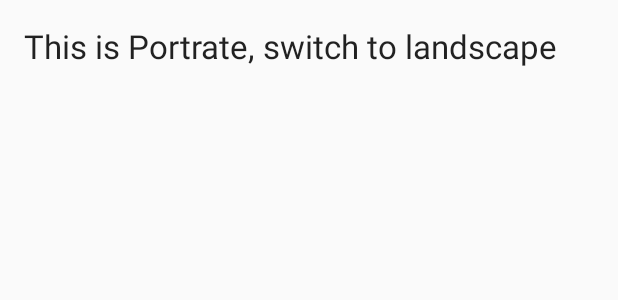
After one commit to maheshsp123/Practice2016_17, an Android app: the layout activity_fragment_demo.xml on its own in the app's theme, with its tools: preview values and no code run, on a phone screen of 412 x 824 dp. The commit adds this screen. Shown: the top 300 px of the screen. Run offline under Robolectric (Android 15) with nearby library versions, the phone set to English and light mode, and no system bars.

Commit message:
commit 23sep2017 college

```diff
--- a/app/build.gradle
+++ b/app/build.gradle
@@ -24,4 +24,5 @@ dependencies {
     testCompile 'junit:junit:4.12'
     compile 'com.android.support:appcompat-v7:23.4.0'
     compile 'com.android.support:design:23.4.0'
+    compile 'com.android.support:support-v4:23.4.0'
 }
--- a/app/src/main/AndroidManifest.xml
+++ b/app/src/main/AndroidManifest.xml
@@ -27,6 +27,7 @@
         <activity android:name=".httpRequestActivity" />
         <activity android:name=".SettingsActivity" />
         <activity android:name=".ReadPreferenceActivity" />
+        <activity android:name=".FragmentDemoActivity"></activity>
     </application>
 
 </manifest>
--- a/app/src/main/java/bvb/android/example/com/practice2016_17/httpRequestActivity.java
+++ b/app/src/main/java/bvb/android/example/com/practice2016_17/httpRequestActivity.java
@@ -37,7 +37,8 @@ public class httpRequestActivity extends AppCompatActivity {
         protected Void doInBackground(Void... params) {
             Log.i(LOG_CAT, "doInBackground");
             try {
-                URL url = new URL("http://api.openweathermap.org/data/2.5/weather?q={Hubli},{IN}&APPID=e90095bc39b042859aa8d8fe6a60b72b");
+                //put your API key here in place of 1111111111111111111111111111111
+                URL url = new URL("http://api.openweathermap.org/data/2.5/weather?q={Hubli},{IN}&APPID=11111111111111111111111111111");
             }
             catch (MalformedURLException e){
                 Log.i(LOG_CAT, e.toString());
--- /dev/null
+++ b/app/src/main/res/layout-land/activity_fragment_demo.xml
@@ -0,0 +1,26 @@
+<?xml version="1.0" encoding="utf-8"?>
+<LinearLayout xmlns:android="http://schemas.android.com/apk/res/android"
+    xmlns:tools="http://schemas.android.com/tools"
+    android:layout_width="match_parent"
+    android:layout_height="match_parent"
+    android:paddingBottom="@dimen/activity_vertical_margin"
+    android:paddingLeft="@dimen/activity_horizontal_margin"
+    android:paddingRight="@dimen/activity_horizontal_margin"
+    android:paddingTop="@dimen/activity_vertical_margin"
+    tools:context="bvb.android.example.com.practice2016_17.FragmentDemoActivity"
+    android:orientation="horizontal"
+    android:weightSum="3">
+
+    <FrameLayout
+        android:layout_width="0dp"
+        android:layout_height="match_parent"
+        android:layout_weight="1"
+        android:background="@color/accent_material_dark"></FrameLayout>
+
+    <FrameLayout
+        android:layout_width="0dp"
+        android:layout_height="match_parent"
+        android:layout_gravity="center_vertical"
+        android:layout_weight="2"
+        android:background="#f9f2f2"></FrameLayout>
+</LinearLayout>
--- /dev/null
+++ b/app/src/main/res/layout/activity_fragment_demo.xml
@@ -0,0 +1,18 @@
+<?xml version="1.0" encoding="utf-8"?>
+<LinearLayout xmlns:android="http://schemas.android.com/apk/res/android"
+    xmlns:tools="http://schemas.android.com/tools"
+    android:layout_width="match_parent"
+    android:layout_height="match_parent"
+    android:paddingBottom="@dimen/activity_vertical_margin"
+    android:paddingLeft="@dimen/activity_horizontal_margin"
+    android:paddingRight="@dimen/activity_horizontal_margin"
+    android:paddingTop="@dimen/activity_vertical_margin"
+    tools:context="bvb.android.example.com.practice2016_17.FragmentDemoActivity">
+
+    <TextView
+        android:layout_width="wrap_content"
+        android:layout_height="wrap_content"
+        android:textAppearance="?android:attr/textAppearanceLarge"
+        android:text="This is Portrate, switch to landscape"
+        android:id="@+id/textView7" />
+</LinearLayout>
--- a/app/src/main/res/values/strings.xml
+++ b/app/src/main/res/values/strings.xml
@@ -8,4 +8,7 @@
     <string name="pref_level">Level</string>
     <string name="pref_level_default">easy</string>
     <string name="pref_level_summ">select a level</string>
+
+    <!-- TODO: Remove or change this placeholder text -->
+    <string name="hello_blank_fragment">Hello blank fragment</string>
 </resources>
```
Also changed, not shown: app/src/main/java/bvb/android/example/com/practice2016_17/DetailedFragment.java (added, +31 -0 lines), app/src/main/java/bvb/android/example/com/practice2016_17/FragmentDemoActivity.java (added, +13 -0 lines), app/src/main/java/bvb/android/example/com/practice2016_17/IndexFragment.java (added, +29 -0 lines), app/src/main/res/layout/fragment_detailed.xml (added, +13 -0 lines), app/src/main/res/layout/fragment_index.xml (added, +36 -0 lines), 3 other files.
